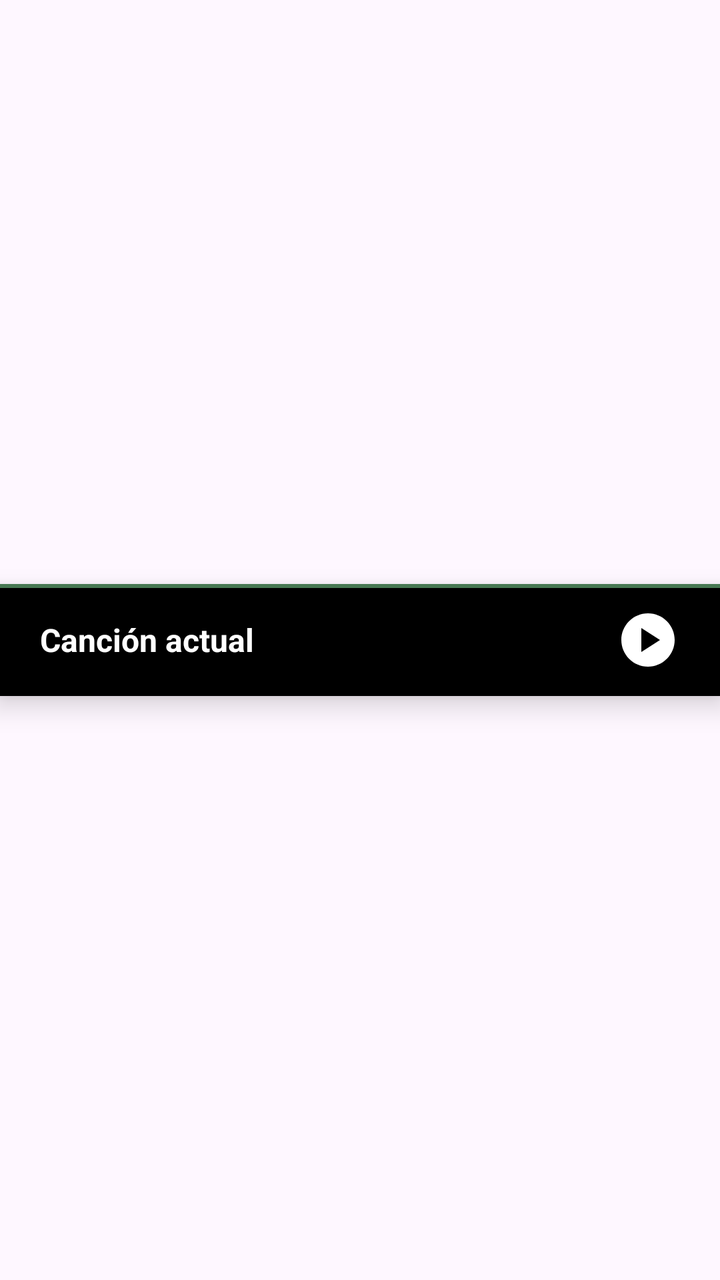
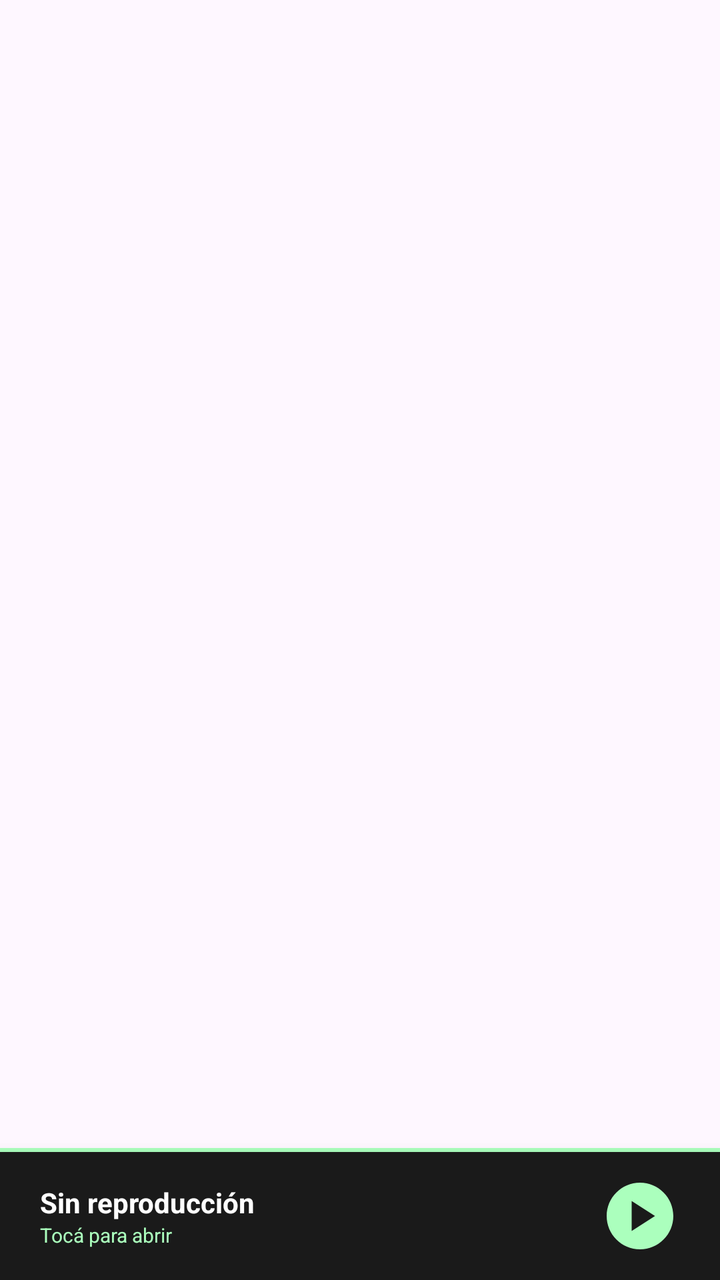

Before-and-after screenshots of an Android layout around one commit, followed by the original layout XML and the change that was made.
<!-- AndroidManifest.xml: application theme Theme.MusAPIApp -->
<!-- res/layout/layout_reproductor.xml -->
<?xml version="1.0" encoding="utf-8"?>
<androidx.constraintlayout.widget.ConstraintLayout xmlns:android="http://schemas.android.com/apk/res/android"
    xmlns:app="http://schemas.android.com/apk/res-auto"
    android:layout_width="match_parent"
    android:layout_height="wrap_content"
    android:padding="0dp">
    <LinearLayout
        android:id="@+id/barraReproductor"
        android:layout_width="match_parent"
        android:layout_height="wrap_content"
        android:background="@drawable/fondo_reproductor_gradiente"
        android:clickable="true"
        android:focusable="true"
        android:orientation="horizontal"
        android:gravity="center_vertical"
        android:paddingHorizontal="20dp"
        android:paddingVertical="12dp"
        android:elevation="8dp"
        app:layout_constraintBottom_toBottomOf="parent"
        app:layout_constraintEnd_toEndOf="parent"
        app:layout_constraintStart_toStartOf="parent"
        app:layout_constraintTop_toTopOf="parent">

        <TextView
            android:id="@+id/txtMiniTitulo"
            android:layout_width="0dp"
            android:layout_height="wrap_content"
            android:layout_weight="1"
            android:clickable="false"
            android:focusable="false"
            android:text="Canción actual"
            android:textColor="#FFFFFF"
            android:textStyle="bold"
            android:textSize="16sp"
            android:singleLine="true"
            android:ellipsize="marquee"
            android:marqueeRepeatLimit="marquee_forever"
            android:paddingEnd="16dp" />

        <ImageButton
            android:id="@+id/btnMiniPlayPause"
            android:layout_width="32dp"
            android:layout_height="32dp"
            android:background="?attr/selectableItemBackgroundBorderless"
            android:clickable="true"
            android:scaleType="fitCenter"
            android:src="@drawable/ic_play"
            app:tint="#FFFFFF"
            android:contentDescription="Reproducir/Pausar" />

    </LinearLayout>

</androidx.constraintlayout.widget.ConstraintLayout>
<!-- resources referenced by this layout -->
<resources>
  <!-- drawable fondo_reproductor_gradiente (drawable) -->
  <?xml version="1.0" encoding="utf-8"?>
  <layer-list xmlns:android="http://schemas.android.com/apk/res/android">
  
      <item>
          <shape android:shape="rectangle">
              <solid android:color="#477852" />
          </shape>
      </item>
  
      <item android:top="2dp">
          <shape android:shape="rectangle">
              <solid android:color="#000000" />
          </shape>
      </item>
  
  </layer-list>
  <!-- drawable ic_play (drawable) -->
  <vector xmlns:android="http://schemas.android.com/apk/res/android" android:height="24dp" android:tint="#000000" android:viewportHeight="24" android:viewportWidth="24" android:width="24dp">
        
      <path android:fillColor="@android:color/white" android:pathData="M12,2C6.48,2 2,6.48 2,12s4.48,10 10,10s10,-4.48 10,-10S17.52,2 12,2zM9.5,16.5v-9l7,4.5L9.5,16.5z"/>
      
  </vector>
  <style name="Theme.MusAPIApp" parent="Base.Theme.MusAPIApp" />
  <style name="Base.Theme.MusAPIApp" parent="Theme.Material3.DayNight.NoActionBar">
          
          
      </style>
</resources>

<!-- the commit's change to res/layout/layout_reproductor.xml (unified diff, before → after) -->
@@ -2,52 +2,68 @@
 <androidx.constraintlayout.widget.ConstraintLayout xmlns:android="http://schemas.android.com/apk/res/android"
     xmlns:app="http://schemas.android.com/apk/res-auto"
     android:layout_width="match_parent"
-    android:layout_height="wrap_content"
-    android:padding="0dp">
+    android:layout_height="wrap_content">
+
     <LinearLayout
         android:id="@+id/barraReproductor"
         android:layout_width="match_parent"
         android:layout_height="wrap_content"
-        android:background="@drawable/fondo_reproductor_gradiente"
+        android:background="#1A1A1A" 
         android:clickable="true"
         android:focusable="true"
         android:orientation="horizontal"
         android:gravity="center_vertical"
         android:paddingHorizontal="20dp"
         android:paddingVertical="12dp"
-        android:elevation="8dp"
+        android:elevation="16dp"
         app:layout_constraintBottom_toBottomOf="parent"
         app:layout_constraintEnd_toEndOf="parent"
-        app:layout_constraintStart_toStartOf="parent"
-        app:layout_constraintTop_toTopOf="parent">
+        app:layout_constraintStart_toStartOf="parent">
 
-        <TextView
-            android:id="@+id/txtMiniTitulo"
+        <LinearLayout
             android:layout_width="0dp"
             android:layout_height="wrap_content"
             android:layout_weight="1"
-            android:clickable="false"
-            android:focusable="false"
-            android:text="Canción actual"
-            android:textColor="#FFFFFF"
-            android:textStyle="bold"
-            android:textSize="16sp"
-            android:singleLine="true"
-            android:ellipsize="marquee"
-            android:marqueeRepeatLimit="marquee_forever"
-            android:paddingEnd="16dp" />
+            android:orientation="vertical"
+            android:paddingEnd="16dp">
+
+            <TextView
+                android:id="@+id/txtMiniTitulo"
+                android:layout_width="match_parent"
+                android:layout_height="wrap_content"
+                android:text="Sin reproducción"
+                android:textColor="#FFFFFF"
+                android:textStyle="bold"
+                android:textSize="14sp"
+                android:singleLine="true"
+                android:ellipsize="marquee"
+                android:marqueeRepeatLimit="marquee_forever"/>
+            
+            <TextView
+                android:text="Tocá para abrir"
+                android:layout_width="match_parent"
+                android:layout_height="wrap_content"
+                android:textColor="#ABFFBD"
+                android:textSize="10sp"/>
+        </LinearLayout>
 
         <ImageButton
             android:id="@+id/btnMiniPlayPause"
-            android:layout_width="32dp"
-            android:layout_height="32dp"
+            android:layout_width="40dp"
+            android:layout_height="40dp"
             android:background="?attr/selectableItemBackgroundBorderless"
             android:clickable="true"
             android:scaleType="fitCenter"
             android:src="@drawable/ic_play"
-            app:tint="#FFFFFF"
+            app:tint="#ABFFBD"
             android:contentDescription="Reproducir/Pausar" />
 
     </LinearLayout>
+    
+    <View
+        android:layout_width="match_parent"
+        android:layout_height="2dp"
+        android:background="#ABFFBD"
+        app:layout_constraintBottom_toTopOf="@id/barraReproductor"/>
 
 </androidx.constraintlayout.widget.ConstraintLayout>
<!-- resource entries referenced after the edit -->
@@ -1,22 +1,5 @@
 <!-- resources referenced by this layout -->
 <resources>
-  <!-- drawable fondo_reproductor_gradiente (drawable) -->
-  <?xml version="1.0" encoding="utf-8"?>
-  <layer-list xmlns:android="http://schemas.android.com/apk/res/android">
-  
-      <item>
-          <shape android:shape="rectangle">
-              <solid android:color="#477852" />
-          </shape>
-      </item>
-  
-      <item android:top="2dp">
-          <shape android:shape="rectangle">
-              <solid android:color="#000000" />
-          </shape>
-      </item>
-  
-  </layer-list>
   <!-- drawable ic_play (drawable) -->
   <vector xmlns:android="http://schemas.android.com/apk/res/android" android:height="24dp" android:tint="#000000" android:viewportHeight="24" android:viewportWidth="24" android:width="24dp">
         
